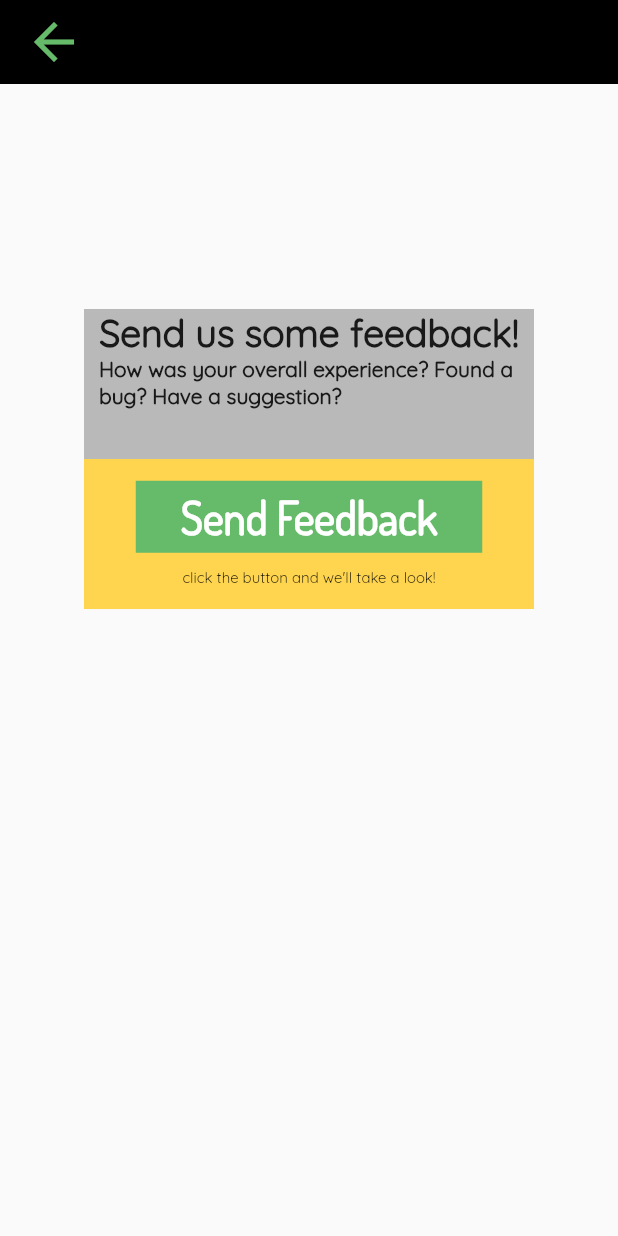
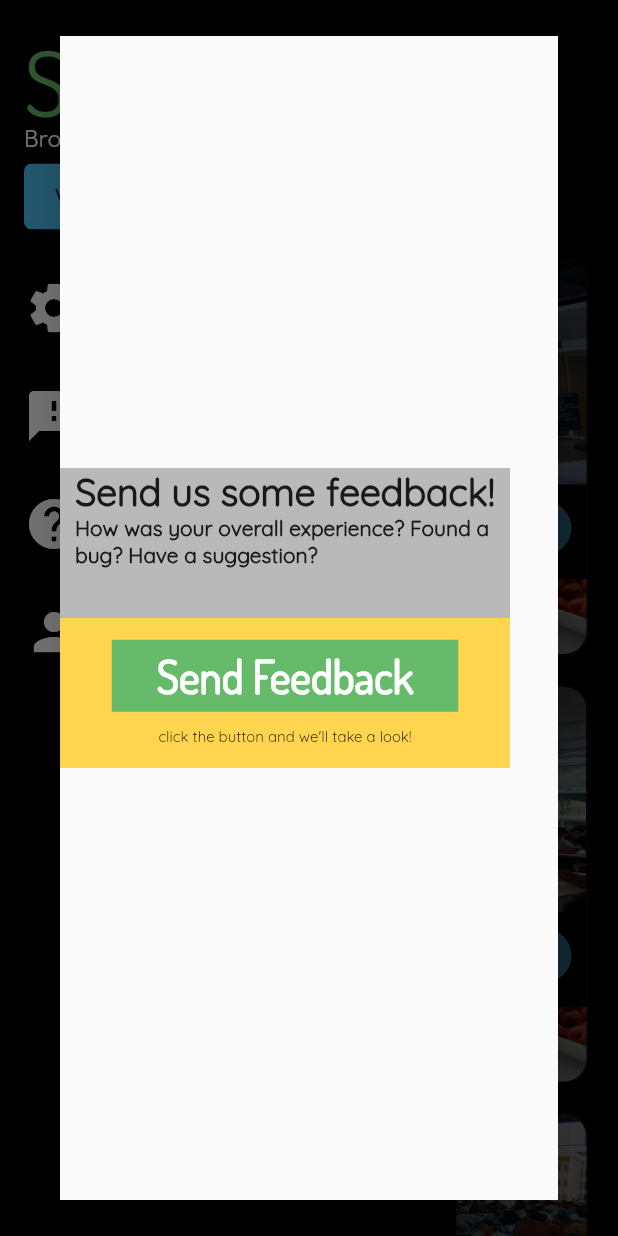
Before and after one commit to cruzhansm/sancaon, a Flutter app: the screen it shows after launch, in the side drawer, after a tap on "Feedback", on a phone screen of 412 x 824 dp. Run offline on Flutter 3.47's test engine with Material 2 defaults, Android fonts, the phone set to English and light mode, and no system bars; our stand-ins replace splashscreen.

Commit message:
Fixed some issues

```diff
--- a/lib/canteen_landing_page.dart
+++ b/lib/canteen_landing_page.dart
@@ -100,10 +100,7 @@ class _FoodItemState extends State<FoodItem> {
 
   createDialog(BuildContext context) {
     return showDialog(context: context, builder: (context) {
-      return new SizedBox(
-        width: 450.0,
-        height: 100.0,
-        child: new Dialog(
+      return new Dialog(
         //backgroundColor: Colors.red,
         child: new Container(
           constraints: BoxConstraints(
@@ -249,7 +246,6 @@ class _FoodItemState extends State<FoodItem> {
             ],
           ),
         )
-        )
       );
     }
     );
--- a/lib/feedback.dart
+++ b/lib/feedback.dart
@@ -3,13 +3,9 @@ import 'package:flutter/material.dart';
 class FeedbackPage extends StatelessWidget {
   @override
   Widget build(BuildContext context) {
-    return new Container(
-      margin: EdgeInsets.only(top: 150.0),
-      constraints: BoxConstraints(
-        minWidth: double.infinity
-      ),
-      //color: Colors.red,
-      child: new Column(
+    return new Scaffold(
+      body: new Column(
+        mainAxisAlignment: MainAxisAlignment.center,
         crossAxisAlignment: CrossAxisAlignment.center,
         children: <Widget>[
           new Container(
@@ -88,7 +84,7 @@ class FeedbackPage extends StatelessWidget {
             )
           )
         ],
-      )
+      ),
     );
   }
 }
--- a/lib/home.dart
+++ b/lib/home.dart
@@ -39,6 +39,7 @@ dynamic canteenTemplate() {
     'Cafe+'];
 
   int indexCanteen = 0;
+  final numberOfCanteens = 5;
 
   List<Widget> listOfNewCanteens() {
     List<Widget> addCanteen = new List();
@@ -67,7 +68,7 @@ dynamic canteenTemplate() {
       ),
     ));
 
-    while(indexCanteen <= 5) {
+    while(indexCanteen <= numberOfCanteens) {
       addCanteen.add(new NewCanteen(
         canteenName: canteenName[indexCanteen],
         canteenImage: imageName[indexCanteen],
@@ -85,31 +86,38 @@ class HomeOverview extends StatelessWidget {
   @override
   Widget build(BuildContext context) {
     return new SafeArea(
+      child: new Container(
+        color: Colors.black,
         child: new ListView(
           children: canteenTemplate()),
+      ),
     );
   }
 }
 
-dynamic shopeeContent() {
+dynamic shopeeContent(String canteenName) {
   int indexCanteen = 0;
 
   List<String> foodImages = [
     'assets/images/canteen-menu/food1.jpg',
     'assets/images/canteen-menu/food2.jpg',
-    'assets/images/canteen-menu/food3.jpg',
+    'assets/images/canteen-menu/food2.jpg',
     'assets/images/canteen-menu/food4.jpg',
     'assets/images/canteen-menu/food5.jpg',
     'assets/images/canteen-menu/food6.jpg',
     'assets/images/canteen-menu/food7.jpg',
     'assets/images/canteen-menu/food8.jpg',
-    'assets/images/canteen-menu/food9.jpg'
+    'assets/images/canteen-menu/food9.jpg',
+    'assets/images/canteen-menu/food8.jpg',
   ];
+
+  final int previewItems = 10;
 
   List<Widget> listNewShopeeStyle() {
     List<Widget> newCanteenObj = new List();
-      while(indexCanteen <= 7){
-        indexCanteen == 7 ? newCanteenObj.add(new SeeMoreShopee()) : newCanteenObj.add(new ShopeeStyle(foodImage: foodImages[indexCanteen]));
+      while(indexCanteen <= previewItems){
+        indexCanteen == 10 ? newCanteenObj.add(new SeeMoreShopee(newCanteen: canteenName,)) :
+                            newCanteenObj.add(new ShopeeStyle(foodImage: foodImages[indexCanteen]));
         indexCanteen++;
       }
       return newCanteenObj;
@@ -127,8 +135,16 @@ class NewCanteen extends StatelessWidget {
   @override
   Widget build(BuildContext context) {
     return new Container(
-      margin: EdgeInsets.fromLTRB(20.0, 10.0, 20.0, 10.0),
+      margin: canteenName == 'Cafe+' ? EdgeInsets.fromLTRB(20.0, 10.0, 20.0, 20.0) :
+                                       EdgeInsets.fromLTRB(20.0, 10.0, 20.0, 10.0),
       child: new Container(
+        decoration: BoxDecoration(
+          border: Border.all(
+            width: 1.0,
+            color: Colors.white12
+          ),
+          borderRadius: BorderRadius.circular(15.0)
+        ),
         child: new ClipRRect(
           borderRadius: BorderRadius.circular(15.0),
           child: new Column(
@@ -170,7 +186,7 @@ class NewCanteen extends StatelessWidget {
                     ),
                     new RaisedButton(
                       shape: RoundedRectangleBorder(
-                        borderRadius: BorderRadius.circular(50.0)
+                        borderRadius: BorderRadius.circular(20.0)
                       ),
                       onPressed: () => {
                         print("Open " + canteenName),
@@ -190,11 +206,11 @@ class NewCanteen extends StatelessWidget {
                 ),
               ),
               new SizedBox(
-                height: 100.0,
+                height: 50.0,
                 width: double.infinity,
                 child: new ListView(
                   scrollDirection: Axis.horizontal,
-                  children: shopeeContent()
+                  children: shopeeContent(canteenName)
                 )
               )
             ],
@@ -218,7 +234,7 @@ class _ShopeeStyleState extends State<ShopeeStyle> {
   @override
   Widget build(BuildContext context) {
     return new SizedBox(
-      width: 100.0,
+      width: 50.0,
       child: new FittedBox(
         fit: BoxFit.fill,
         child: new Container(
@@ -232,6 +248,10 @@ class _ShopeeStyleState extends State<ShopeeStyle> {
 }
 
 class SeeMoreShopee extends StatefulWidget {
+  final String newCanteen;
+
+  SeeMoreShopee({this.newCanteen});
+
   @override
   _SeeMoreShopeeState createState() => _SeeMoreShopeeState();
 }
@@ -239,18 +259,43 @@ class SeeMoreShopee extends StatefulWidget {
 class _SeeMoreShopeeState extends State<SeeMoreShopee> {
   @override
   Widget build(BuildContext context) {
-    return new FittedBox(
-      fit: BoxFit.fill,
+    return new SizedBox(
+      width: 50.0,
       child: new Container(
-        decoration: BoxDecoration(
-          border: Border.all(
-            width: 5.0
+        color: Colors.black,
+        child: new Column(
+          mainAxisAlignment: MainAxisAlignment.center,
+          children: <Widget>[
+            new InkWell(
+              onTap: () => {
+                print("Open " + widget.newCanteen),
+                Navigator.push(
+                  context,
+                  MaterialPageRoute(builder: (context) => new AppbarOtherPage(
+                    generatePage: new CanteenMenu(
+                      nameOfCanteen: widget.newCanteen,
+                    )
+                  )
+                  )
+                )
+              },
+              child: new Icon(
+                Icons.keyboard_arrow_right,
+                color: Colors.white,
+                size: 30.0
               )
             ),
-        child: new Image.asset(
-          'assets/images/home/test.png'
+            new Text(
+              "See More",
+              style: TextStyle(
+                fontSize: 8.0,
+                fontFamily: "Quicksand",
+                color: Colors.white,
+                height: 0.5
+              ))
+          ],
+        )
       ),
-      )
     );
   }
 }
--- a/lib/predef_widget.dart
+++ b/lib/predef_widget.dart
@@ -25,6 +25,14 @@ class _MainWidgetState extends State<MainWidget> {
     else {
       throw 'Could not launch $url';
     }
+  }
+
+  createDialog(BuildContext context) {
+    showDialog(context: context, builder: (context) {
+      return new Dialog(
+        child: FeedbackPage()
+      );
+    });
   }
 
   @override
@@ -72,7 +80,7 @@ class _MainWidgetState extends State<MainWidget> {
                         crossAxisAlignment: CrossAxisAlignment.stretch,
                         children: <Widget>[
                           new Text(
-                            "Sa'nCaon",
+                            "Sa'nCao",
                             style: TextStyle(
                               fontSize: 60.0,
                               fontFamily: "Dosis",
@@ -145,13 +153,14 @@ class _MainWidgetState extends State<MainWidget> {
                   new ListTile(
                     onTap: () => {
                       print("Open Feedback"),
-                      Navigator.push(
+                      createDialog(context)
+                      /*Navigator.push(
                         context,
                         MaterialPageRoute(builder: (context) => new AppbarOtherPage(
                           generatePage: FeedbackPage(),
                           nameOfPage: "Feedback")
                         )
-                      )
+                      )*/
                     },
                     leading: new Icon(
                       Icons.feedback,
```
Lines whose indentation alone changed are shown as unchanged.
